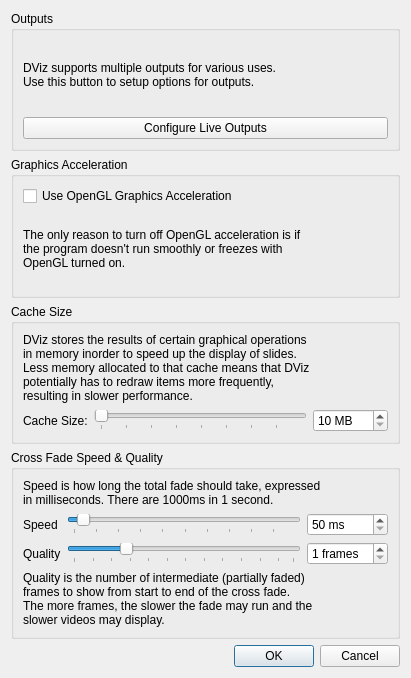
The window that src/AppSettingsDialog.ui (google-code-export/dviz) describes before a commit, drawn with Qt 5.
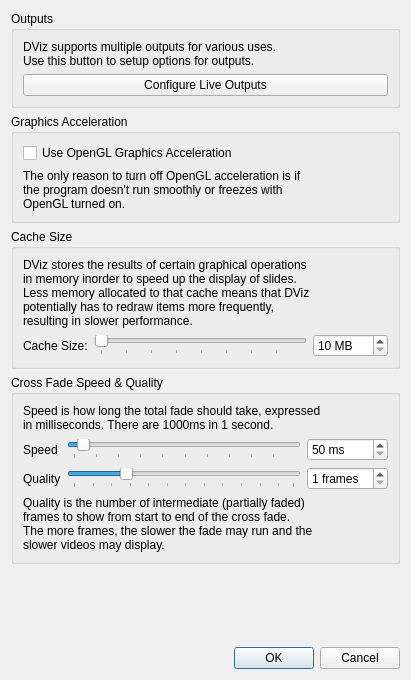
The same window after the commit. Icons and pictures are not drawn.

Commit message: Made cross fade configurable per slidegroup/per slide. Added fade speed settings to slide group settings dialog and slide settings dialog. Added fade speed widgets, timeout widgets, and bg config button to toolbar in editor.

Diff of the .ui file:
```diff
--- a/src/AppSettingsDialog.ui
+++ b/src/AppSettingsDialog.ui
@@ -7,7 +7,7 @@
     <x>0</x>
     <y>0</y>
     <width>411</width>
-    <height>678</height>
+    <height>680</height>
    </rect>
   </property>
   <property name="windowTitle">
@@ -276,6 +276,19 @@
      </layout>
     </widget>
    </item>
+   <item>
+    <spacer name="verticalSpacer">
+     <property name="orientation">
+      <enum>Qt::Vertical</enum>
+     </property>
+     <property name="sizeHint" stdset="0">
+      <size>
+       <width>20</width>
+       <height>40</height>
+      </size>
+     </property>
+    </spacer>
+   </item>
    <item>
     <widget class="QDialogButtonBox" name="buttonBox">
      <property name="orientation">
```
The commit also changes 20 other files.
